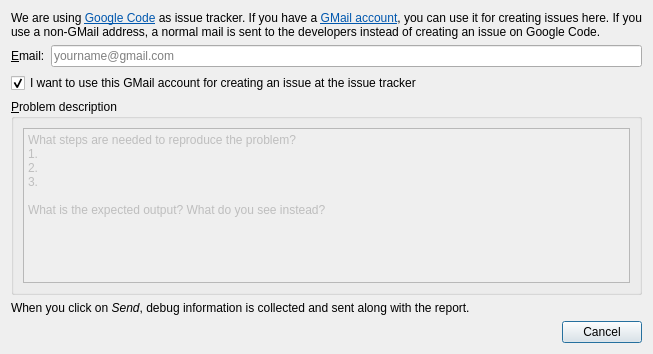
FreeHealth/freehealth, file libs/utils/widgets/bugreportdialog.ui: the form before one commit.
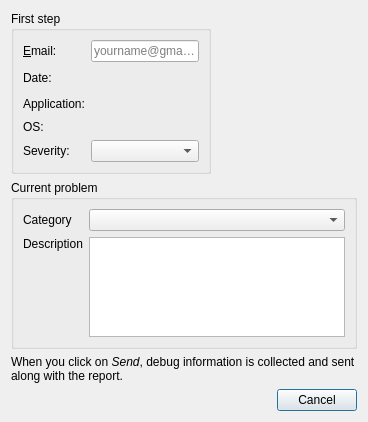
The form after the commit.

What changed in the file:
```diff
--- a/libs/utils/widgets/bugreportdialog.ui
+++ b/libs/utils/widgets/bugreportdialog.ui
@@ -6,57 +6,197 @@
    <rect>
     <x>0</x>
     <y>0</y>
-    <width>653</width>
-    <height>354</height>
+    <width>580</width>
+    <height>419</height>
    </rect>
   </property>
   <property name="windowTitle">
    <string>Dialog</string>
   </property>
-  <layout class="QGridLayout" name="gridLayout">
+  <layout class="QGridLayout" name="gridLayout_3">
+   <property name="sizeConstraint">
+    <enum>QLayout::SetFixedSize</enum>
+   </property>
+   <item row="0" column="0">
+    <widget class="QGroupBox" name="groupBox">
+     <property name="title">
+      <string>First step</string>
+     </property>
+     <layout class="QGridLayout" name="gridLayout">
+      <property name="sizeConstraint">
+       <enum>QLayout::SetFixedSize</enum>
+      </property>
+      <item row="0" column="0">
+       <widget class="QLabel" name="emailLabel">
+        <property name="minimumSize">
+         <size>
+          <width>0</width>
+          <height>20</height>
+         </size>
+        </property>
+        <property name="text">
+         <string>&amp;Email:</string>
+        </property>
+        <property name="buddy">
+         <cstring>emailEdit</cstring>
+        </property>
+       </widget>
+      </item>
+      <item row="0" column="1">
+       <widget class="QLineEdit" name="emailEdit">
+        <property name="minimumSize">
+         <size>
+          <width>0</width>
+          <height>20</height>
+         </size>
+        </property>
+        <property name="placeholderText">
+         <string>yourname@gmail.com</string>
+        </property>
+       </widget>
+      </item>
+      <item row="1" column="0">
+       <widget class="QLabel" name="dateLabel">
+        <property name="minimumSize">
+         <size>
+          <width>0</width>
+          <height>20</height>
+         </size>
+        </property>
+        <property name="text">
+         <string>Date:</string>
+        </property>
+       </widget>
+      </item>
+      <item row="1" column="1">
+       <widget class="QLabel" name="dateValue">
+        <property name="minimumSize">
+         <size>
+          <width>0</width>
+          <height>20</height>
+         </size>
+        </property>
+       </widget>
+      </item>
+      <item row="2" column="0">
+       <widget class="QLabel" name="applicationLabel">
+        <property name="minimumSize">
+         <size>
+          <width>0</width>
+          <height>20</height>
+         </size>
+        </property>
+        <property name="text">
+         <string>Application:</string>
+        </property>
+       </widget>
+      </item>
+      <item row="2" column="1">
+       <widget class="QLabel" name="applicationValue">
+        <property name="minimumSize">
+         <size>
+          <width>0</width>
+          <height>20</height>
+         </size>
+        </property>
+       </widget>
+      </item>
+      <item row="3" column="0">
+       <widget class="QLabel" name="osLabel">
+        <property name="text">
+         <string>OS:</string>
+        </property>
+        <property name="alignment">
+         <set>Qt::AlignLeading|Qt::AlignLeft|Qt::AlignTop</set>
+        </property>
+       </widget>
+      </item>
+      <item row="3" column="1">
+       <widget class="QLabel" name="osValue">
+        <property name="wordWrap">
+         <bool>true</bool>
+        </property>
+       </widget>
+      </item>
+      <item row="4" column="0">
+       <widget class="QLabel" name="severityLabel">
+        <property name="minimumSize">
+         <size>
+          <width>0</width>
+          <height>20</height>
+         </size>
+        </property>
+        <property name="text">
+         <string>Severity:</string>
+        </property>
+       </widget>
+      </item>
+      <item row="4" column="1">
+       <widget class="QComboBox" name="severityCombo">
+        <property name="minimumSize">
+         <size>
+          <width>0</width>
+          <height>20</height>
+         </size>
+        </property>
+       </widget>
+      </item>
+     </layout>
+    </widget>
+   </item>
    <item row="1" column="0">
-    <widget class="QLabel" name="emailLabel">
-     <property name="text">
-      <string>&amp;Email:</string>
-     </property>
-     <property name="buddy">
-      <cstring>emailEdit</cstring>
-     </property>
-    </widget>
-   </item>
-   <item row="1" column="1">
-    <widget class="QLineEdit" name="emailEdit">
-     <property name="placeholderText">
-      <string>yourname@gmail.com</string>
-     </property>
-    </widget>
-   </item>
-   <item row="4" column="0" colspan="2">
-    <widget class="QGroupBox" name="problemDescriptionBox">
+    <widget class="QGroupBox" name="groupBox_2">
      <property name="title">
-      <string>&amp;Problem description</string>
+      <string>Current problem</string>
      </property>
-     <layout class="QVBoxLayout" name="verticalLayout_2">
-      <item>
-       <widget class="QPlainTextEdit" name="bugReportEdit">
-        <property name="enabled">
-         <bool>false</bool>
+     <layout class="QGridLayout" name="gridLayout_2">
+      <property name="sizeConstraint">
+       <enum>QLayout::SetFixedSize</enum>
+      </property>
+      <item row="0" column="0">
+       <widget class="QLabel" name="catLabel">
+        <property name="text">
+         <string>Category</string>
         </property>
-        <property name="plainText">
-         <string>What steps are needed to reproduce the problem?
-1.
-2.
-3.
-
-What is the expected output? What do you see instead?
-</string>
+       </widget>
+      </item>
+      <item row="0" column="1">
+       <widget class="QComboBox" name="categoryCombo"/>
+      </item>
+      <item row="1" column="0">
+       <widget class="QLabel" name="descrLabel">
+        <property name="text">
+         <string>Description</string>
+        </property>
+        <property name="alignment">
+         <set>Qt::AlignLeading|Qt::AlignLeft|Qt::AlignTop</set>
+        </property>
+       </widget>
+      </item>
+      <item row="1" column="1">
+       <widget class="QTextEdit" name="descrEdit">
+        <property name="maximumSize">
+         <size>
+          <width>16777215</width>
+          <height>100</height>
+         </size>
         </property>
        </widget>
       </item>
      </layout>
     </widget>
    </item>
-   <item row="6" column="0" colspan="2">
+   <item row="2" column="0">
+    <widget class="QLabel" name="debugInfoLabel">
+     <property name="text">
+      <string>&lt;html&gt;&lt;head/&gt;&lt;body&gt;&lt;p&gt;When you click on &lt;span style=&quot; font-style:italic;&quot;&gt;Send&lt;/span&gt;, debug information is collected and sent along with the report.&lt;/p&gt;&lt;/body&gt;&lt;/html&gt;</string>
+     </property>
+     <property name="wordWrap">
+      <bool>true</bool>
+     </property>
+    </widget>
+   </item>
+   <item row="3" column="0">
     <widget class="QDialogButtonBox" name="buttonBox">
      <property name="orientation">
       <enum>Qt::Horizontal</enum>
@@ -66,39 +206,6 @@
      </property>
     </widget>
    </item>
-   <item row="5" column="0" colspan="2">
-    <widget class="QLabel" name="debugInfoLabel">
-     <property name="text">
-      <string>&lt;html&gt;&lt;head/&gt;&lt;body&gt;&lt;p&gt;When you click on &lt;span style=&quot; font-style:italic;&quot;&gt;Send&lt;/span&gt;, debug information is collected and sent along with the report.&lt;/p&gt;&lt;/body&gt;&lt;/html&gt;</string>
-     </property>
-     <property name="wordWrap">
-      <bool>true</bool>
-     </property>
-    </widget>
-   </item>
-   <item row="0" column="0" colspan="2">
-    <widget class="QLabel" name="instructionsLabel">
-     <property name="text">
-      <string>&lt;html&gt;&lt;head/&gt;&lt;body&gt;&lt;p&gt;We are using &lt;a href=&quot;http://code.google.com/p/freemedforms/issues/list&quot;&gt;&lt;span style=&quot; text-decoration: underline; color:#0057ae;&quot;&gt;Google Code&lt;/span&gt;&lt;/a&gt; as issue tracker. If you have a &lt;a href=&quot;https://accounts.google.com/SignUp&quot;&gt;&lt;span style=&quot; text-decoration: underline; color:#0057ae;&quot;&gt;GMail account&lt;/span&gt;&lt;/a&gt;, you can use it for creating issues here. If you use a non-GMail address, a normal mail is sent to the developers instead of creating an issue on Google Code.&lt;/p&gt;&lt;/body&gt;&lt;/html&gt;</string>
-     </property>
-     <property name="wordWrap">
-      <bool>true</bool>
-     </property>
-     <property name="openExternalLinks">
-      <bool>true</bool>
-     </property>
-    </widget>
-   </item>
-   <item row="2" column="0" colspan="2">
-    <widget class="QCheckBox" name="gmailAccountCheck">
-     <property name="text">
-      <string>I want to use this GMail account for creating an issue at the issue tracker</string>
-     </property>
-     <property name="checked">
-      <bool>true</bool>
-     </property>
-    </widget>
-   </item>
   </layout>
  </widget>
  <tabstops>
```
Left out of the diff: 1 changed line with no effect on the pictures.
